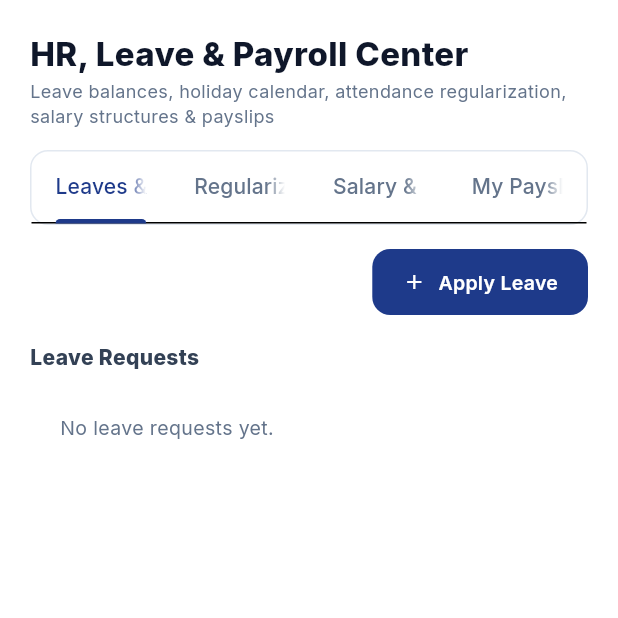
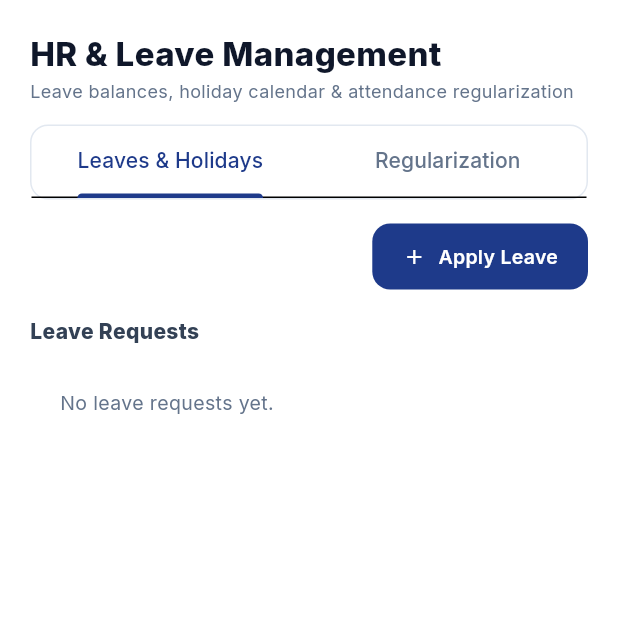
Before and after one commit to anandhupadmakumar25-pixel/stepz-call, a Flutter app: the HrPayrollScreen screen opened directly, on a phone screen of 412 x 824 dp, the top half of it. Run offline on Flutter 3.47's test engine with Material 3 defaults, Android fonts, the phone set to English and light mode, and no system bars; our stand-ins replace file_picker, flutter_map, flutter_screenutil, geolocator, google_fonts, latlong2 and 3 more; accounts and stored records are empty; network calls fail.

Commit message:
chore: hide payroll UI and harden super-admin & multi-tenant data isolation

```diff
--- a/frontend/lib/models/role_model.dart
+++ b/frontend/lib/models/role_model.dart
@@ -116,16 +116,11 @@ class PermissionCatalog {
       {'key': 'leave.approve', 'label': 'Approve / Reject Leave Requests', 'desc': 'Can approve or reject team leave applications'},
       {'key': 'leave.manage_types', 'label': 'Manage Leave Types & Holidays', 'desc': 'Can configure leave quotas and holiday calendar'},
     ],
-    'Payroll & Payslips': [
-      {'key': 'payroll.view_own_payslip', 'label': 'View Own Payslips', 'desc': 'Can view and download personal monthly payslips'},
-      {'key': 'payroll.manage_rules', 'label': 'Manage Salary Structures & Rules', 'desc': 'Can configure employee salary breakdowns and payroll policies'},
-      {'key': 'payroll.process_salary', 'label': 'Process & Finalize Payroll', 'desc': 'Can run monthly payroll and lock/pay salaries'},
-    ],
     'Analytics & Reporting': [
       {'key': 'reports.sales_billing', 'label': 'Sales & Billing Reports', 'desc': 'Can view quotation, invoice, and collection reports'},
       {'key': 'reports.calls_telecaller', 'label': 'Call & Telecaller Reports', 'desc': 'Can view call performance and telecaller productivity'},
       {'key': 'reports.leads_conversion', 'label': 'Lead Pipeline Reports', 'desc': 'Can view lead source and conversion funnel reports'},
-      {'key': 'reports.hr_attendance', 'label': 'HR, Attendance & Payroll Reports', 'desc': 'Can view attendance, leave, and payroll reports'},
+      {'key': 'reports.hr_attendance', 'label': 'HR & Attendance Reports', 'desc': 'Can view attendance and leave reports'},
       {'key': 'reports.export', 'label': 'Export Reports (PDF / CSV)', 'desc': 'Can download report exports'},
     ],
   };
--- a/frontend/lib/screens/branches/branch_management_screen.dart
+++ b/frontend/lib/screens/branches/branch_management_screen.dart
@@ -1849,7 +1849,7 @@ class _BranchManagementScreenState extends State<BranchManagementScreen>
                             ),
                             const SizedBox(height: 4),
                             Text(
-                              'Manage company profile, branches, departments, roles, payroll rules, and templates',
+                              'Manage company profile, branches, departments, roles, rules, and templates',
                               style: GoogleFonts.inter(
                                 fontSize: 12,
                                 color: const Color(0xFF64748B),
@@ -2072,7 +2072,7 @@ class _BranchManagementScreenState extends State<BranchManagementScreen>
                     Tab(text: 'Branches (${leadProvider.branches.length})'),
                     Tab(text: 'Departments (${deptProvider.departments.length})'),
                     Tab(text: 'Roles & RBAC (${roleProvider.roles.length})'),
-                    Tab(text: 'Rules & Payroll (${compProvider.companyRules.length})'),
+                    Tab(text: 'Company Rules (${compProvider.companyRules.length})'),
                     const Tab(text: 'Document Templates'),
                   ],
                 ),
--- a/frontend/lib/screens/hr/hr_payroll_screen.dart
+++ b/frontend/lib/screens/hr/hr_payroll_screen.dart
@@ -22,7 +22,7 @@ class _HrPayrollScreenState extends State<HrPayrollScreen> with SingleTickerProv
   @override
   void initState() {
     super.initState();
-    _tabController = TabController(length: 4, vsync: this);
+    _tabController = TabController(length: 2, vsync: this);
     WidgetsBinding.instance.addPostFrameCallback((_) => _loadAll());
   }
 
@@ -197,8 +197,8 @@ class _HrPayrollScreenState extends State<HrPayrollScreen> with SingleTickerProv
         child: Column(
           crossAxisAlignment: CrossAxisAlignment.stretch,
           children: [
-            Text('HR, Leave & Payroll Center', style: GoogleFonts.inter(fontSize: 22, fontWeight: FontWeight.w800, color: const Color(0xFF0F172A))),
-            Text('Leave balances, holiday calendar, attendance regularization, salary structures & payslips', style: GoogleFonts.inter(fontSize: 12, color: const Color(0xFF64748B))),
+            Text('HR & Leave Management', style: GoogleFonts.inter(fontSize: 22, fontWeight: FontWeight.w800, color: const Color(0xFF0F172A))),
+            Text('Leave balances, holiday calendar & attendance regularization', style: GoogleFonts.inter(fontSize: 12, color: const Color(0xFF64748B))),
             const SizedBox(height: 14),
             Container(
               decoration: BoxDecoration(color: Colors.white, borderRadius: BorderRadius.circular(12), border: Border.all(color: const Color(0xFFE2E8F0))),
@@ -210,8 +210,6 @@ class _HrPayrollScreenState extends State<HrPayrollScreen> with SingleTickerProv
                 tabs: const [
                   Tab(text: 'Leaves & Holidays'),
                   Tab(text: 'Regularization'),
-                  Tab(text: 'Salary & Payroll'),
-                  Tab(text: 'My Payslips'),
                 ],
               ),
             ),
@@ -222,8 +220,6 @@ class _HrPayrollScreenState extends State<HrPayrollScreen> with SingleTickerProv
                 children: [
                   _buildLeavesHolidaysTab(hr, user),
                   _buildRegularizationTab(hr, user),
-                  _buildPayrollTab(hr, user),
-                  _buildMyPayslipsTab(hr),
                 ],
               ),
             ),
@@ -377,6 +373,7 @@ class _HrPayrollScreenState extends State<HrPayrollScreen> with SingleTickerProv
     );
   }
 
+  // ignore: unused_element
   Widget _buildPayrollTab(HrPayrollProvider hr, dynamic user) {
     final canRules = user?.hasPermission('payroll.manage_rules') ?? false;
     final canProcess = user?.hasPermission('payroll.process_salary') ?? false;
@@ -477,6 +474,7 @@ class _HrPayrollScreenState extends State<HrPayrollScreen> with SingleTickerProv
     );
   }
 
+  // ignore: unused_element
   Widget _buildMyPayslipsTab(HrPayrollProvider hr) {
     if (hr.myPayslips.isEmpty) {
       return Center(child: Text('No finalized payslips available yet.', style: GoogleFonts.inter(color: const Color(0xFF64748B))));
--- a/frontend/lib/screens/layout/main_layout.dart
+++ b/frontend/lib/screens/layout/main_layout.dart
@@ -270,22 +270,19 @@ class _MainLayoutState extends State<MainLayout> {
         );
       }
 
-      // Leave, Holidays, Regularization & Payroll
+      // Leave, Holidays & Regularization
       if (user.hasAnyPermission([
         'leave.apply_own',
         'leave.approve',
         'leave.manage_types',
-        'payroll.view_own_payslip',
-        'payroll.manage_rules',
-        'payroll.process_salary',
       ])) {
-        final delegated = user.isDelegatedFor('attendance_leave') || user.isDelegatedFor('payroll');
+        final delegated = user.isDelegatedFor('attendance_leave');
         navItems.add(
           _NavItem(
             section: 'HR & ORGANIZATION',
-            title: 'Leave & Payroll',
-            icon: Icons.payments_outlined,
-            activeIcon: Icons.payments_rounded,
+            title: 'Leave & Attendance',
+            icon: Icons.event_note_outlined,
+            activeIcon: Icons.event_note_rounded,
             badge: delegated ? 'Delegated' : null,
             badgeColor: delegated ? const Color(0xFF7C3AED) : null,
             routeKey: 'hr_payroll',
```
Also changed, not shown: 4 other files.
